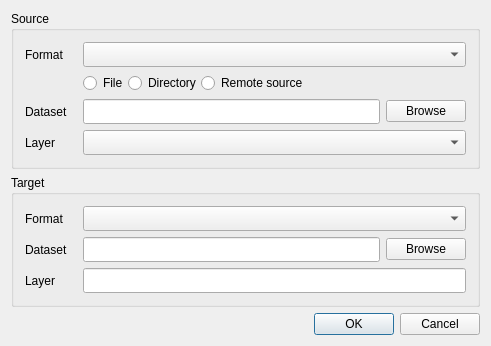
Qt form qgis/src/plugins/ogr_converter/ogrconverterguibase.ui (sourcepole/qgis) before a commit.
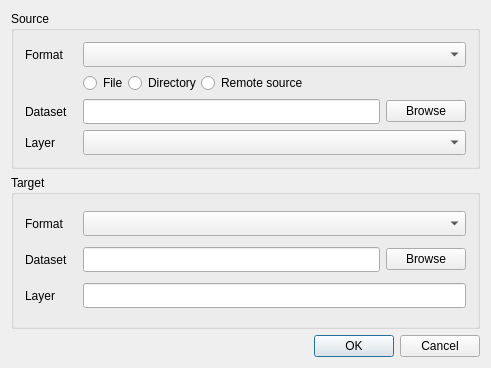
The same form after that commit. Icons and pictures are not drawn.

Patch:
```diff
--- a/qgis/src/plugins/ogr_converter/ogrconverterguibase.ui
+++ b/qgis/src/plugins/ogr_converter/ogrconverterguibase.ui
@@ -7,7 +7,7 @@
     <x>0</x>
     <y>0</y>
     <width>491</width>
-    <height>323</height>
+    <height>368</height>
    </rect>
   </property>
   <property name="sizePolicy">
```
Left out of the diff: 96 changed lines with no effect on the pictures.
